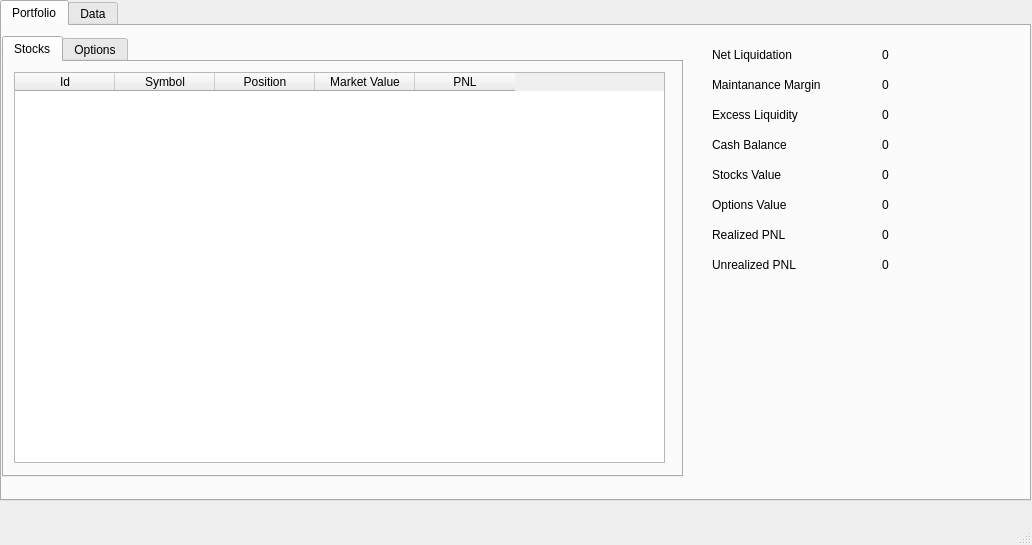
Qt form src/app/mainwindow.ui (kubawoo/cutetrader) before a commit.
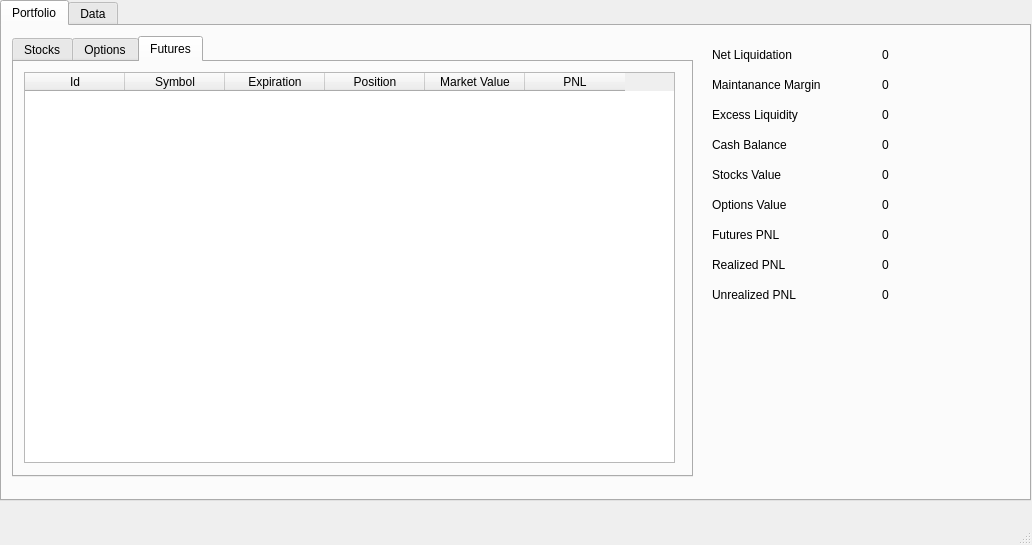
The same form after that commit. The open tabs and pages were chosen to show the change.

What changed in the file:
```diff
--- a/src/app/mainwindow.ui
+++ b/src/app/mainwindow.ui
@@ -59,7 +59,7 @@
      <widget class="QTabWidget" name="tabWidget_2">
       <property name="geometry">
        <rect>
-        <x>0</x>
+        <x>10</x>
         <y>10</y>
         <width>681</width>
         <height>441</height>
@@ -174,6 +174,60 @@
         </column>
        </widget>
       </widget>
+      <widget class="QWidget" name="futuresTab">
+       <attribute name="title">
+        <string>Futures</string>
+       </attribute>
+       <widget class="QTableWidget" name="futuresTableWidget">
+        <property name="geometry">
+         <rect>
+          <x>10</x>
+          <y>10</y>
+          <width>651</width>
+          <height>391</height>
+         </rect>
+        </property>
+        <property name="editTriggers">
+         <set>QAbstractItemView::NoEditTriggers</set>
+        </property>
+        <property name="selectionMode">
+         <enum>QAbstractItemView::MultiSelection</enum>
+        </property>
+        <attribute name="verticalHeaderVisible">
+         <bool>false</bool>
+        </attribute>
+        <column>
+         <property name="text">
+          <string>Id</string>
+         </property>
+        </column>
+        <column>
+         <property name="text">
+          <string>Symbol</string>
+         </property>
+        </column>
+        <column>
+         <property name="text">
+          <string>Expiration</string>
+         </property>
+        </column>
+        <column>
+         <property name="text">
+          <string>Position</string>
+         </property>
+        </column>
+        <column>
+         <property name="text">
+          <string>Market Value</string>
+         </property>
+        </column>
+        <column>
+         <property name="text">
+          <string>PNL</string>
+         </property>
+        </column>
+       </widget>
+      </widget>
      </widget>
      <widget class="QLabel" name="label_2">
       <property name="geometry">
@@ -309,7 +363,7 @@
       <property name="geometry">
        <rect>
         <x>710</x>
-        <y>230</y>
+        <y>260</y>
         <width>131</width>
         <height>17</height>
        </rect>
@@ -322,7 +376,7 @@
       <property name="geometry">
        <rect>
         <x>880</x>
-        <y>230</y>
+        <y>260</y>
         <width>121</width>
         <height>17</height>
        </rect>
@@ -335,7 +389,7 @@
       <property name="geometry">
        <rect>
         <x>880</x>
-        <y>200</y>
+        <y>230</y>
         <width>121</width>
         <height>17</height>
        </rect>
@@ -348,7 +402,7 @@
       <property name="geometry">
        <rect>
         <x>710</x>
-        <y>200</y>
+        <y>230</y>
         <width>131</width>
         <height>17</height>
        </rect>
@@ -357,6 +411,32 @@
        <string>Realized PNL</string>
       </property>
      </widget>
+     <widget class="QLabel" name="label_9">
+      <property name="geometry">
+       <rect>
+        <x>710</x>
+        <y>200</y>
+        <width>131</width>
+        <height>17</height>
+       </rect>
+      </property>
+      <property name="text">
+       <string>Futures PNL</string>
+      </property>
+     </widget>
+     <widget class="QLabel" name="futuresPNL">
+      <property name="geometry">
+       <rect>
+        <x>880</x>
+        <y>200</y>
+        <width>131</width>
+        <height>17</height>
+       </rect>
+      </property>
+      <property name="text">
+       <string>0</string>
+      </property>
+     </widget>
     </widget>
     <widget class="QWidget" name="tab">
      <attribute name="title">
```
Left out of the diff: 4 changed lines with no effect on the pictures.
